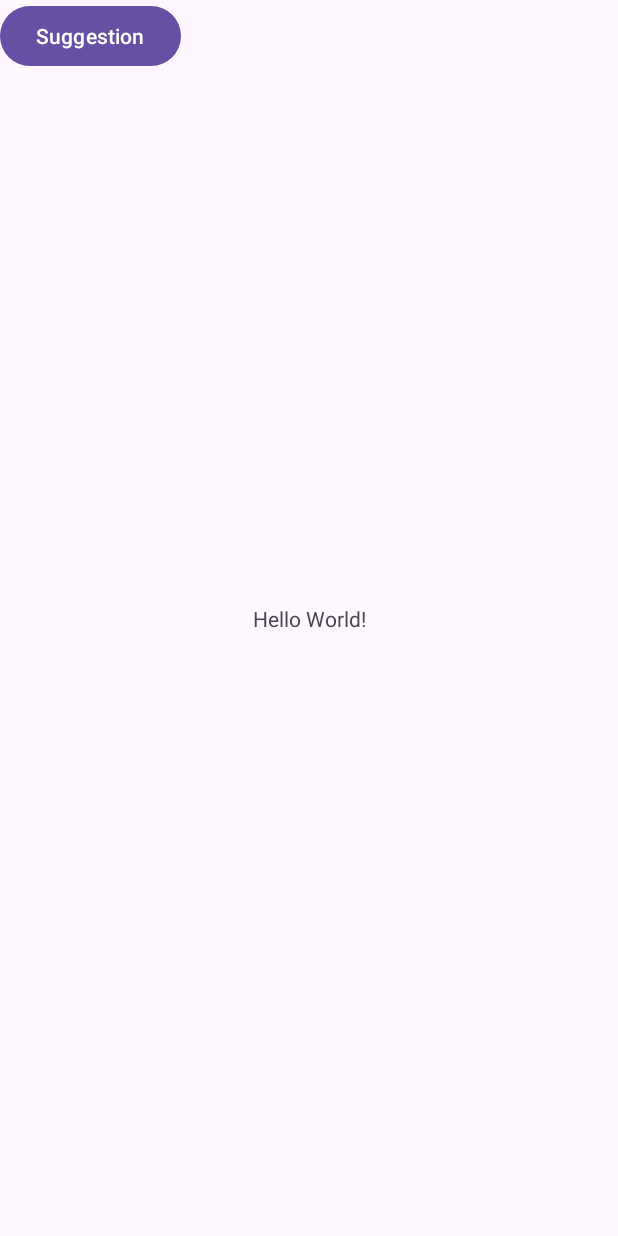
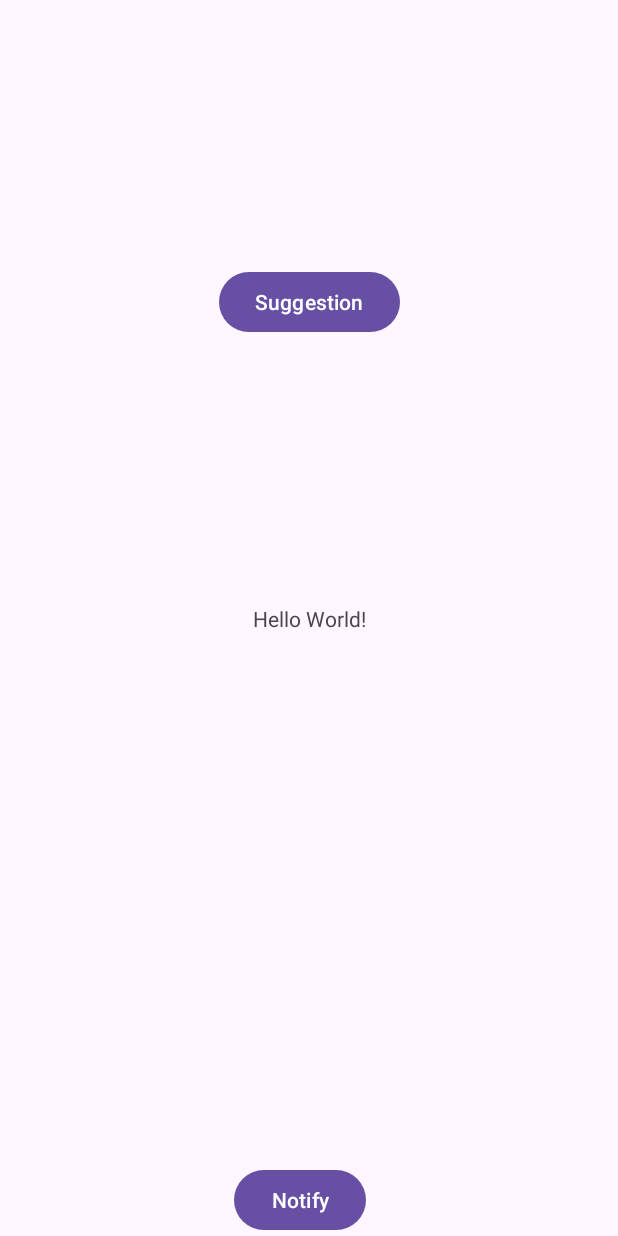
Before and after one commit to Ettalissimo/HydraTrack, an Android app: the screen it shows after launch (MainActivity), on a phone screen of 412 x 824 dp. Run offline under Robolectric (Android 15) with nearby library versions, the light colour scheme and no system bars.

Commit message:
fixed bugs, added notification button

```diff
--- a/app/src/main/AndroidManifest.xml
+++ b/app/src/main/AndroidManifest.xml
@@ -2,6 +2,7 @@
 <manifest xmlns:android="http://schemas.android.com/apk/res/android"
     xmlns:tools="http://schemas.android.com/tools" >
 
+    <uses-permission android:name="android.permission.POST_NOTIFICATIONS" />
     <application
         android:allowBackup="true"
         android:dataExtractionRules="@xml/data_extraction_rules"
--- a/app/src/main/java/com/example/hydratrack/MainActivity.java
+++ b/app/src/main/java/com/example/hydratrack/MainActivity.java
@@ -34,5 +34,12 @@ public class MainActivity extends AppCompatActivity {
             }
         });
         WaterReminderScheduler.scheduleHourlyReminder(this);
+        Button notifyButton = findViewById(R.id.notifybutton);
+        notifyButton.setOnClickListener(new View.OnClickListener() {
+            @Override
+            public void onClick(View v) {
+                WaterReminderReceiver.sendNotification(MainActivity.this);
+            }
+        });
     }
 }
--- a/app/src/main/res/layout/activity_main.xml
+++ b/app/src/main/res/layout/activity_main.xml
@@ -7,6 +7,7 @@
     tools:context=".MainActivity">
 
     <TextView
+        android:id="@+id/textView"
         android:layout_width="wrap_content"
         android:layout_height="wrap_content"
         android:text="Hello World!"
@@ -19,6 +20,23 @@
         android:id="@+id/testSuggestion"
         android:layout_width="wrap_content"
         android:layout_height="wrap_content"
-        />
+        android:text="Suggestion"
+        app:layout_constraintBottom_toTopOf="@+id/textView"
+        app:layout_constraintEnd_toEndOf="parent"
+        app:layout_constraintStart_toStartOf="parent"
+        app:layout_constraintTop_toTopOf="parent" />
+
+    <Button
+        android:id="@+id/notifybutton"
+        android:layout_width="wrap_content"
+        android:layout_height="wrap_content"
+        android:layout_marginTop="328dp"
+        android:text="Notify"
+        app:layout_constraintBottom_toBottomOf="parent"
+        app:layout_constraintEnd_toEndOf="parent"
+        app:layout_constraintHorizontal_bias="0.481"
+        app:layout_constraintStart_toStartOf="parent"
+        app:layout_constraintTop_toTopOf="parent"
+        app:layout_constraintVertical_bias="1.0" />
 
 </androidx.constraintlayout.widget.ConstraintLayout>
--- a/build.gradle.kts
+++ b/build.gradle.kts
@@ -1,4 +1,4 @@
 // Top-level build file where you can add configuration options common to all sub-projects/modules.
 plugins {
-    id("com.android.application") version "8.2.2" apply false
+    id("com.android.application") version "8.3.1" apply false
 }
```
Also changed, not shown: app/src/main/java/com/example/hydratrack/WaterReminderReceiver.java (+18 -14 lines), app/src/main/res/layout/register.xml (+4 -4 lines), gradle/wrapper/gradle-wrapper.properties.
